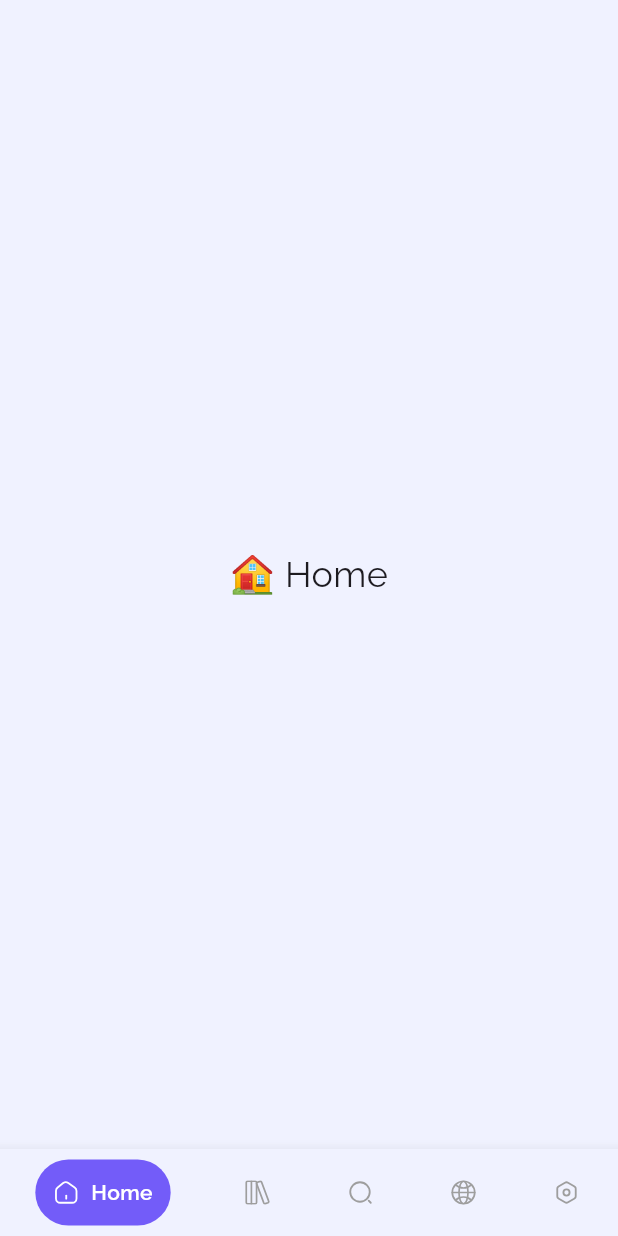
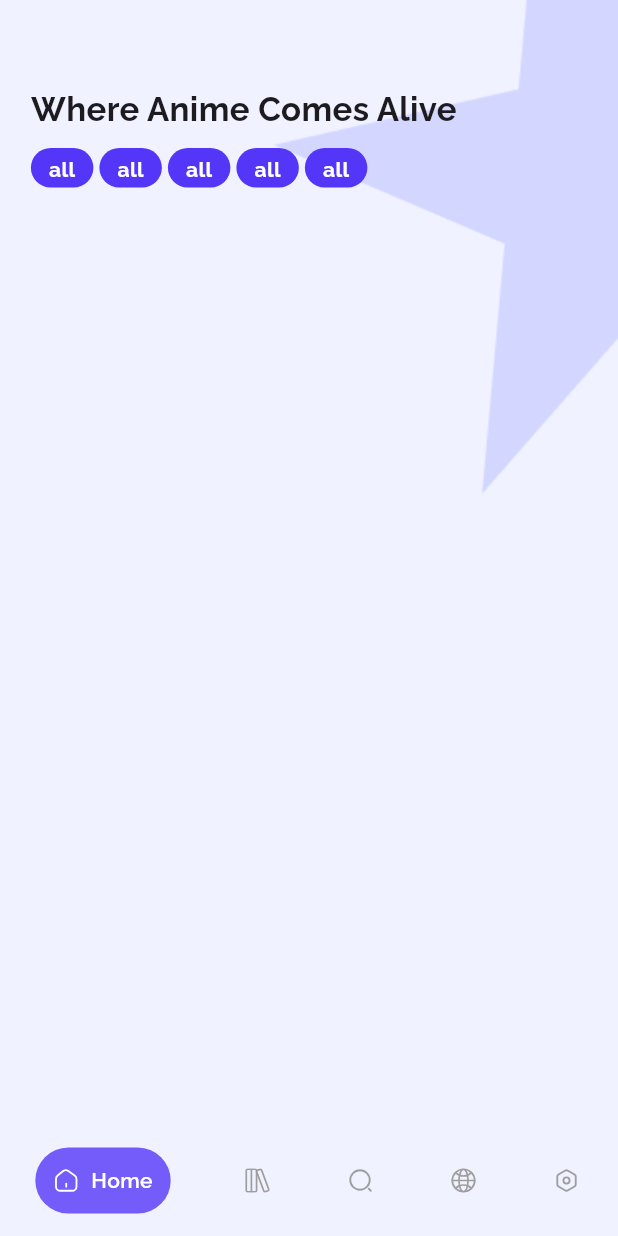
Before and after one commit to AhmedOmran22/clean_arch_week2_ahmed_omran, a Flutter app: the screen it shows after launch, on a phone screen of 412 x 824 dp. Run offline on Flutter 3.47's test engine with Material 3 defaults, Android fonts, the phone set to English and light mode, and no system bars; drawn by our look-alikes of stylish_bottom_bar; our stand-ins replace dio, flutter_svg, sizer.

Commit message:
add star background and add filter Item widget with listview builder

```diff
--- a/lib/core/utils/app_assets.dart
+++ b/lib/core/utils/app_assets.dart
@@ -6,9 +6,15 @@ class AppAssets {
 
   static const String imagesHome = "assets/images/home.svg";
 
+  static const String imagesPngStar = "assets/images/png_star.png";
+
   static const String imagesSearch = "assets/images/search.svg";
 
   static const String imagesSettings = "assets/images/settings.svg";
 
+  static const String imagesStar = "assets/images/star.svg";
+
+  static const String imagesTheStar = "assets/images/the_star.png";
+
   static const String imagesWorld = "assets/images/world.svg";
 }
--- a/lib/core/utils/app_colors.dart
+++ b/lib/core/utils/app_colors.dart
@@ -1,6 +1,6 @@
 import 'package:flutter/material.dart';
 
 abstract class AppColors {
-  static const Color primaryColor = Color(0xff5436f8);
+  static const Color primaryColor = Color(0xff5436F8);
   static const scaffoldBackgroundColor = Color(0xffF0F2FF);
 }
--- a/lib/core/utils/app_styles.dart
+++ b/lib/core/utils/app_styles.dart
@@ -12,6 +12,10 @@ abstract class AppStyles {
   );
 
   static TextStyle style14Regular = const TextStyle(fontSize: 14);
+  static TextStyle style14Bold = const TextStyle(
+    fontSize: 14,
+    fontWeight: FontWeight.bold,
+  );
   static TextStyle style18Bold = const TextStyle(
     fontSize: 18,
     fontWeight: FontWeight.w900,
--- a/lib/features/home/presentation/views/bottom_nav_bar_view.dart
+++ b/lib/features/home/presentation/views/bottom_nav_bar_view.dart
@@ -1,6 +1,7 @@
 import 'package:flutter/material.dart';
 
 import '../widgets/custom_bottom_navigation_bar_widget.dart';
+import 'home_view.dart';
 
 class BottomNavBarView extends StatefulWidget {
   const BottomNavBarView({super.key});
@@ -12,18 +13,12 @@ class BottomNavBarView extends StatefulWidget {
 class _BottomNavBarViewState extends State<BottomNavBarView> {
   int selectedIndex = 0;
 
-  final List<Widget> _pages = const [
-    Center(child: Text("🏠 Home", style: TextStyle(fontSize: 24))),
-    Center(child: Text("🔍 Search", style: TextStyle(fontSize: 24))),
-    Center(child: Text("❤️ Likes", style: TextStyle(fontSize: 24))),
-    Center(child: Text("👤 Profile", style: TextStyle(fontSize: 24))),
-    Center(child: Text("⚙️ Settings", style: TextStyle(fontSize: 24))),
-  ];
+  final List<Widget> _pages = [const HomeView()];
 
   @override
   Widget build(BuildContext context) {
     return Scaffold(
-      body: _pages[selectedIndex],
+      body: _pages[0],
       bottomNavigationBar: CustomBottomNavigationBarWidget(
         onItemTapped: (index) {
           setState(() {
--- /dev/null
+++ b/lib/features/home/presentation/views/home_view.dart
@@ -0,0 +1,45 @@
+import 'package:flutter/material.dart';
+import 'package:sizer/sizer.dart';
+
+import '../../../../core/utils/app_styles.dart';
+import '../widgets/background_star_image.dart';
+import '../widgets/filter_item_list_view_builder.dart';
+
+class HomeView extends StatelessWidget {
+  const HomeView({super.key});
+
+  @override
+  Widget build(BuildContext context) {
+    return CustomScrollView(
+      physics: const BouncingScrollPhysics(),
+      slivers: [
+        SliverToBoxAdapter(
+          child: SizedBox(
+            height: 40.h,
+            child: Stack(
+              children: [
+                const BackgroundStarImage(),
+                Positioned(
+                  top: 7.h,
+                  left: 5.w,
+                  child: Column(
+                    mainAxisAlignment: MainAxisAlignment.start,
+                    crossAxisAlignment: CrossAxisAlignment.start,
+                    children: [
+                      Text(
+                        "Where Anime Comes Alive",
+                        style: AppStyles.style22Bold,
+                      ),
+                      const SizedBox(height: 10),
+                      const FilterItemListViewBuilder(),
+                    ],
+                  ),
+                ),
+              ],
+            ),
+          ),
+        ),
+      ],
+    );
+  }
+}
--- /dev/null
+++ b/lib/features/home/presentation/widgets/background_star_image.dart
@@ -0,0 +1,21 @@
+
+import 'package:flutter/material.dart';
+import 'package:sizer/sizer.dart';
+
+import '../../../../core/utils/app_assets.dart';
+
+class BackgroundStarImage extends StatelessWidget {
+  const BackgroundStarImage({super.key});
+
+  @override
+  Widget build(BuildContext context) {
+    return Align(
+      alignment: Alignment.centerRight,
+      child: Image.asset(
+        AppAssets.imagesTheStar,
+        height: 40.h,
+        fit: BoxFit.contain,
+      ),
+    );
+  }
+}
--- a/lib/features/home/presentation/widgets/custom_bottom_navigation_bar_widget.dart
+++ b/lib/features/home/presentation/widgets/custom_bottom_navigation_bar_widget.dart
@@ -40,9 +40,12 @@ class _CustomBottomNavigationBarWidgetState
   ];
   @override
   Widget build(BuildContext context) {
-    return StylishBottomBar(
+    return Padding(
+      padding: const EdgeInsets.only(bottom: 8.0),
+      child: StylishBottomBar(
+        elevation: 0,
         option: BubbleBarOptions(
-        padding: const EdgeInsets.symmetric(vertical: 0, horizontal: 4),
+          padding: const EdgeInsets.symmetric(vertical: 0, horizontal: 2),
           barStyle: BubbleBarStyle.horizontal,
           bubbleFillStyle: BubbleFillStyle.fill,
         ),
@@ -72,7 +75,7 @@ class _CustomBottomNavigationBarWidgetState
             widget.onItemTapped(index);
           });
         },
-      elevation: 8,
+      ),
     );
   }
 }
--- /dev/null
+++ b/lib/features/home/presentation/widgets/filter_item_list_view_builder.dart
@@ -0,0 +1,23 @@
+import 'package:flutter/material.dart';
+import 'package:sizer/sizer.dart';
+
+import 'filter_item_widget.dart';
+
+class FilterItemListViewBuilder extends StatelessWidget {
+  const FilterItemListViewBuilder({super.key});
+
+  @override
+  Widget build(BuildContext context) {
+    return SizedBox(
+      height: 3.2.h,
+      width: 100.w,
+      child: ListView.builder(
+        scrollDirection: Axis.horizontal,
+        itemCount: 5,
+        itemBuilder: (context, index) {
+          return const FilterItemWidget();
+        },
+      ),
+    );
+  }
+}
--- /dev/null
+++ b/lib/features/home/presentation/widgets/filter_item_widget.dart
@@ -0,0 +1,25 @@
+import 'package:flutter/material.dart';
+
+import '../../../../core/utils/app_colors.dart';
+import '../../../../core/utils/app_styles.dart';
+
+class FilterItemWidget extends StatelessWidget {
+  const FilterItemWidget({super.key});
+
+  @override
+  Widget build(BuildContext context) {
+    return AnimatedContainer(
+      duration: const Duration(milliseconds: 300),
+      margin: const EdgeInsets.only(right: 4),
+      padding: const EdgeInsets.symmetric(horizontal: 12, vertical: 4),
+      decoration: BoxDecoration(
+        color: AppColors.primaryColor,
+        borderRadius: BorderRadius.circular(16),
+      ),
+      child: Text(
+        "all",
+        style: AppStyles.style14Bold.copyWith(color: Colors.white),
+      ),
+    );
+  }
+}
```
Also changed, not shown: assets/images/png_star.png (added), assets/images/star.svg (added), assets/images/the_star.png (added). Lines whose indentation alone changed are shown as unchanged.
